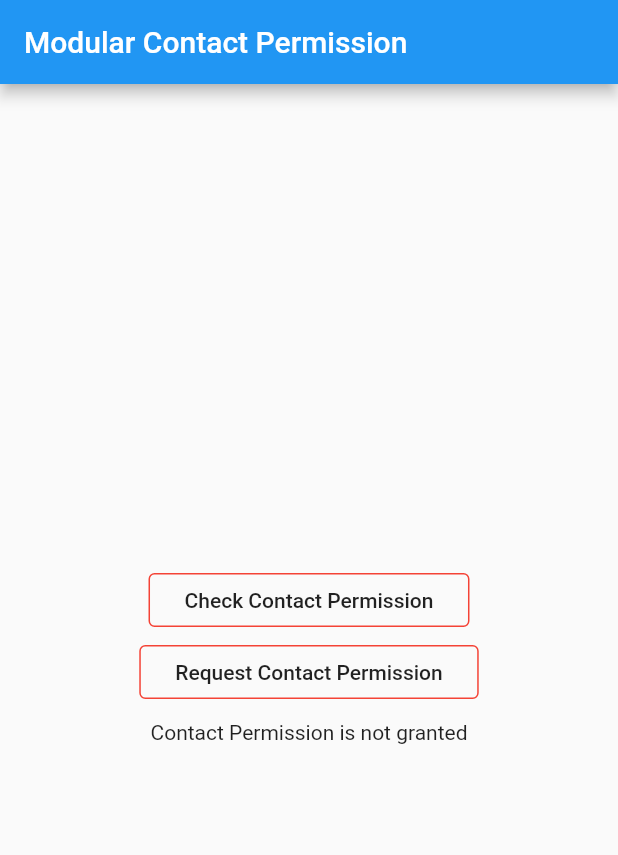
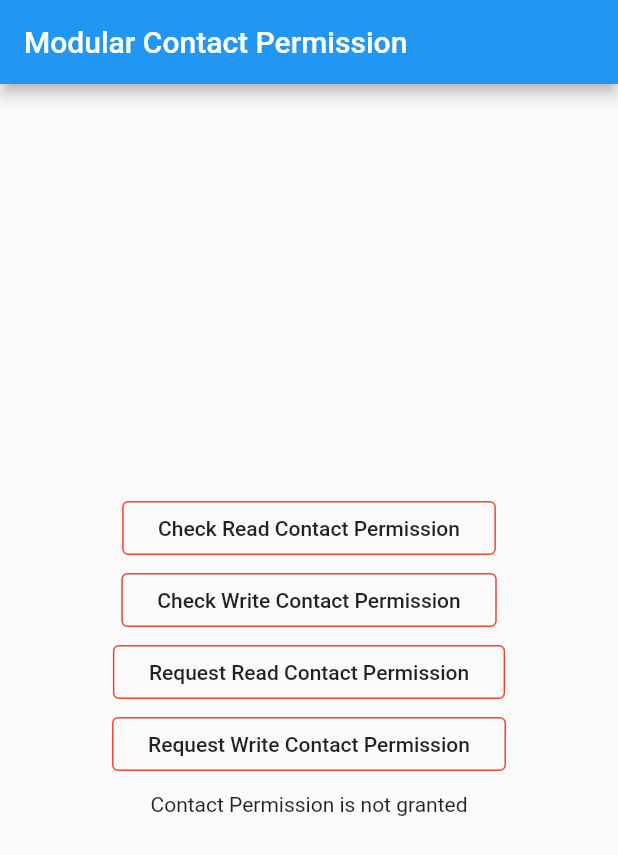
Before and after one commit to uptech/modular_permission_contact, a Flutter app: the screen it shows after launch, on a phone screen of 412 x 824 dp. Shown: the top 855 px of the screen. Run offline on Flutter 3.47's test engine with Material 2 defaults, Android fonts, the phone set to English and light mode, and no system bars.

Commit message:
Add support for requesting and checking Write Contacts.
Android REQUIRES that you request Write Contacts separately from
Read Contacts. If you have already requested Read Contacts and the
user allowed it, and then you request Write Contacts, Android will
automatically grant Write Contacts without showing the dialog.

```diff
--- a/example/lib/main.dart
+++ b/example/lib/main.dart
@@ -33,7 +33,7 @@ class _DemoAppState extends State<DemoApp> {
                 child: Padding(
                   padding: const EdgeInsets.all(8.0),
                   child: Text(
-                    'Check Contact Permission',
+                    'Check Read Contact Permission',
                     style: Theme.of(context).textTheme.button,
                     textAlign: TextAlign.center,
                   ),
@@ -53,7 +53,27 @@ class _DemoAppState extends State<DemoApp> {
                 child: Padding(
                   padding: const EdgeInsets.all(8.0),
                   child: Text(
-                    'Request Contact Permission',
+                    'Check Write Contact Permission',
+                    style: Theme.of(context).textTheme.button,
+                    textAlign: TextAlign.center,
+                  ),
+                ),
+                onPressed: () async {
+                  final String info = await _channelContact
+                      .invokeMethod('checkWriteContactPermission');
+                  setState(() {
+                    _granted = info == "granted";
+                  });
+                },
+              ),
+              OutlineButton(
+                shape: RoundedRectangleBorder(
+                    borderRadius: BorderRadius.circular(4.0)),
+                borderSide: BorderSide(color: Colors.red),
+                child: Padding(
+                  padding: const EdgeInsets.all(8.0),
+                  child: Text(
+                    'Request Read Contact Permission',
                     style: Theme.of(context).textTheme.button,
                     textAlign: TextAlign.center,
                   ),
@@ -61,6 +81,26 @@ class _DemoAppState extends State<DemoApp> {
                 onPressed: () async {
                   final String info = await _channelContact
                       .invokeMethod('requestContactPermission');
+                  setState(() {
+                    _granted = info == "granted";
+                  });
+                },
+              ),
+              OutlineButton(
+                shape: RoundedRectangleBorder(
+                    borderRadius: BorderRadius.circular(4.0)),
+                borderSide: BorderSide(color: Colors.red),
+                child: Padding(
+                  padding: const EdgeInsets.all(8.0),
+                  child: Text(
+                    'Request Write Contact Permission',
+                    style: Theme.of(context).textTheme.button,
+                    textAlign: TextAlign.center,
+                  ),
+                ),
+                onPressed: () async {
+                  final String info = await _channelContact
+                      .invokeMethod('requestWriteContactPermission');
                   setState(() {
                     _granted = info == "granted";
                   });
```
Also changed, not shown: 3 other files.
